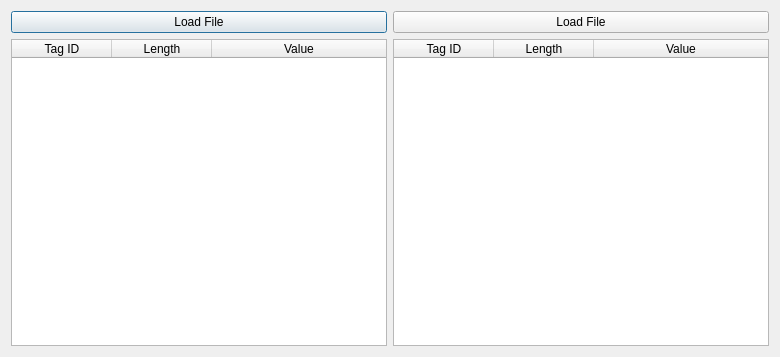
Old version of the form DICOM-Viewer/DICOM-Viewer/CompareDialog.ui in the repository GavriloviciEduard/DICOM-Extractor-Viewer.
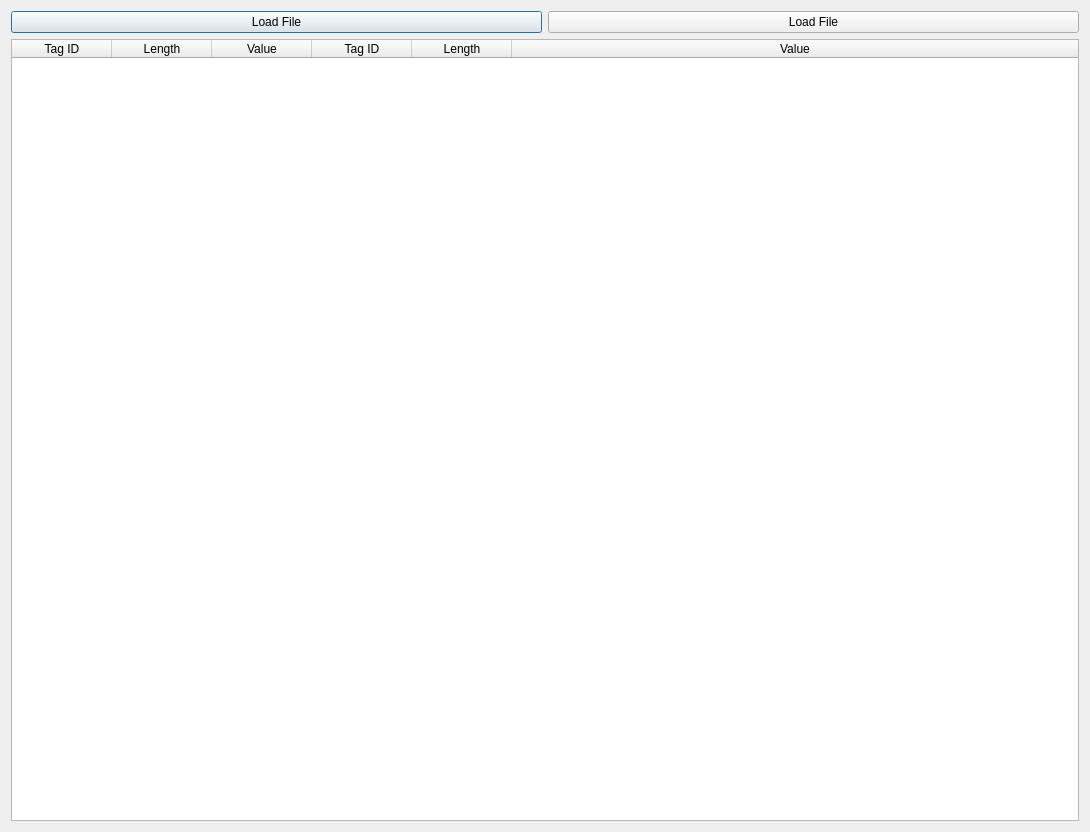
New version of the form.

Patch:
```diff
--- a/DICOM-Viewer/DICOM-Viewer/CompareDialog.ui
+++ b/DICOM-Viewer/DICOM-Viewer/CompareDialog.ui
@@ -6,17 +6,17 @@
    <rect>
     <x>0</x>
     <y>0</y>
-    <width>780</width>
-    <height>357</height>
+    <width>1090</width>
+    <height>832</height>
    </rect>
   </property>
   <property name="windowTitle">
    <string>Compare files</string>
   </property>
-  <layout class="QHBoxLayout" name="horizontalLayout">
-   <item>
     <layout class="QVBoxLayout" name="verticalLayout">
      <item>
+    <layout class="QHBoxLayout" name="horizontalLayout">
+     <item>
       <widget class="QPushButton" name="buttonLoad1">
        <property name="text">
         <string>Load File</string>
@@ -24,9 +24,18 @@
       </widget>
      </item>
      <item>
+      <widget class="QPushButton" name="butonLoad2">
+       <property name="text">
+        <string>Load File</string>
+       </property>
+      </widget>
+     </item>
+    </layout>
+   </item>
+   <item>
       <widget class="QTableWidget" name="tableWidget1">
        <property name="sizeAdjustPolicy">
-        <enum>QAbstractScrollArea::AdjustToContents</enum>
+      <enum>QAbstractScrollArea::AdjustIgnored</enum>
        </property>
        <attribute name="horizontalHeaderStretchLastSection">
         <bool>true</bool>
@@ -46,33 +55,6 @@
          <string>Value</string>
         </property>
        </column>
-      </widget>
-     </item>
-    </layout>
-   </item>
-   <item>
-    <layout class="QVBoxLayout" name="verticalLayout_2">
-     <item>
-      <widget class="QPushButton" name="buttonLoad2">
-       <property name="text">
-        <string>Load File</string>
-       </property>
-      </widget>
-     </item>
-     <item>
-      <widget class="QTableWidget" name="tableWidget2">
-       <property name="sizeAdjustPolicy">
-        <enum>QAbstractScrollArea::AdjustToContents</enum>
-       </property>
-       <property name="selectionBehavior">
-        <enum>QAbstractItemView::SelectRows</enum>
-       </property>
-       <attribute name="horizontalHeaderStretchLastSection">
-        <bool>true</bool>
-       </attribute>
-       <attribute name="verticalHeaderVisible">
-        <bool>false</bool>
-       </attribute>
        <column>
         <property name="text">
          <string>Tag ID</string>
@@ -89,8 +71,6 @@
         </property>
        </column>
       </widget>
-     </item>
-    </layout>
    </item>
   </layout>
  </widget>
```
Left out of the diff: 10 changed lines with no effect on the pictures. Lines whose indentation alone changed are shown as unchanged.
